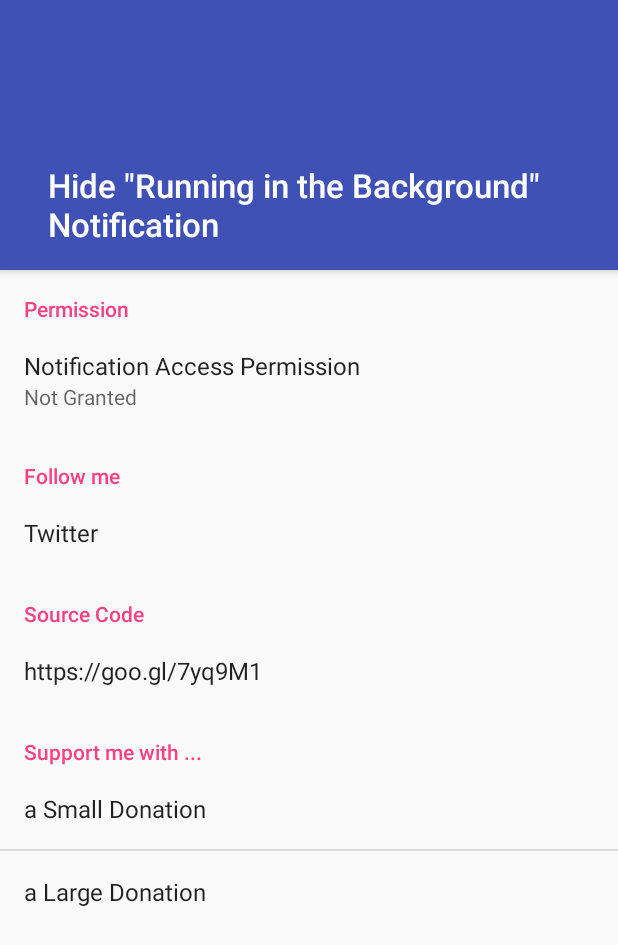
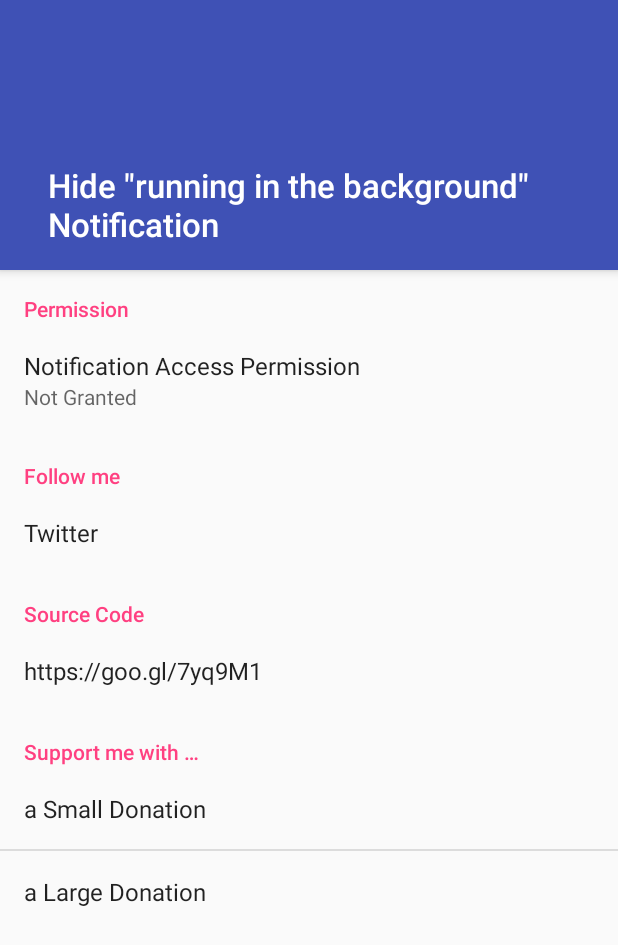
Before and after one commit to iboalali/sysnotifsnooze, an Android app: the screen it shows after launch (MainActivity), on a phone screen of 412 x 824 dp. Shown: the top 945 px of the screen. Run offline under Robolectric (Android 15) with nearby library versions, the phone set to English and light mode, and no system bars; libraries missing offline, so code that uses them is left out: com.android.vending; 1 statement that could not run was skipped.

```diff
--- a/app/build.gradle
+++ b/app/build.gradle
@@ -7,8 +7,8 @@ android {
         applicationId "com.iboalali.sysnotifsnooze"
         minSdkVersion 26
         targetSdkVersion 26
-        versionCode 23
-        versionName "v1.1vc23"
+        versionCode 24
+        versionName "v1.1vc24"
         testInstrumentationRunner "android.support.test.runner.AndroidJUnitRunner"
     }
     buildTypes {
--- a/app/src/main/java/com/iboalali/sysnotifsnooze/MainActivity.java
+++ b/app/src/main/java/com/iboalali/sysnotifsnooze/MainActivity.java
@@ -107,6 +107,8 @@ public class MainActivity extends AppCompatActivity {
 
             }else{
                 Log.d(TAG, "Has Notification Access");
+
+                Log.d(TAG, getString(R.string.notification_content));
 
                 Intent intent = new Intent("com.iboalali.sysnotifsnooze.NOTIFICATION_LISTENER_SERVICE_INTENT");
                 intent.putExtra("command", "hide");
--- a/app/src/main/res/values/strings.xml
+++ b/app/src/main/res/values/strings.xml
@@ -1,7 +1,7 @@
 <resources>
-    <string name="app_name">Hide \"Running in the Background\" Notification</string>
+    <string name="app_name">Hide \"running in the background\" Notification</string>
     <string name="service_name" translatable="false">@string/app_name</string>
-    <string name="permission_request_msg">For this app to remove the annoying \"running in the background\" Notification, you have to allow this app to access your notification.\nPress OK, and in the next screen, switch the permission for this app ON and then press \"Allow\"</string>
+    <string name="permission_request_msg">For this app to remove the annoying \"running in the background\" Notification, you have to allow this app to access your notification.\n\nPress OK, and in the next screen, switch the permission for this app ON and then press \"Allow\"</string>
     <string name="permission_request_title">Permission to Access Notifications</string>
     <string name="Allow">Allow</string>
     <string name="OK">OK</string>
@@ -15,4 +15,6 @@
     <string name="string_settings_large_donation">a Large Donation</string>
     <string name="string_settings_follow_me">Follow me</string>
     <string name="string_settings_notification_access_permission">Notification Access Permission</string>
+    <string name="string_settings_permission">Permission</string>
+    <string name="string_settings_support_me_with">Support me with …</string>
 </resources>
--- a/app/src/main/res/xml/settings.xml
+++ b/app/src/main/res/xml/settings.xml
@@ -1,7 +1,7 @@
 <?xml version="1.0" encoding="utf-8"?>
 <PreferenceScreen xmlns:android="http://schemas.android.com/apk/res/android">
     <PreferenceCategory
-        android:title="Permission">
+        android:title="@string/string_settings_permission">
         <Preference
             android:key="notification_permission"
             android:title="@string/string_settings_notification_access_permission"/>
@@ -35,7 +35,7 @@
     </PreferenceCategory>
 
     <PreferenceCategory
-        android:title="Support me with ...">
+        android:title="@string/string_settings_support_me_with">
         <Preference
             android:key="small_tip"
             android:title="@string/string_settings_small_donation">
```
Also changed, not shown: app/src/main/java/com/iboalali/sysnotifsnooze/NotificationListener.java (+6 -2 lines), 1 other file.
